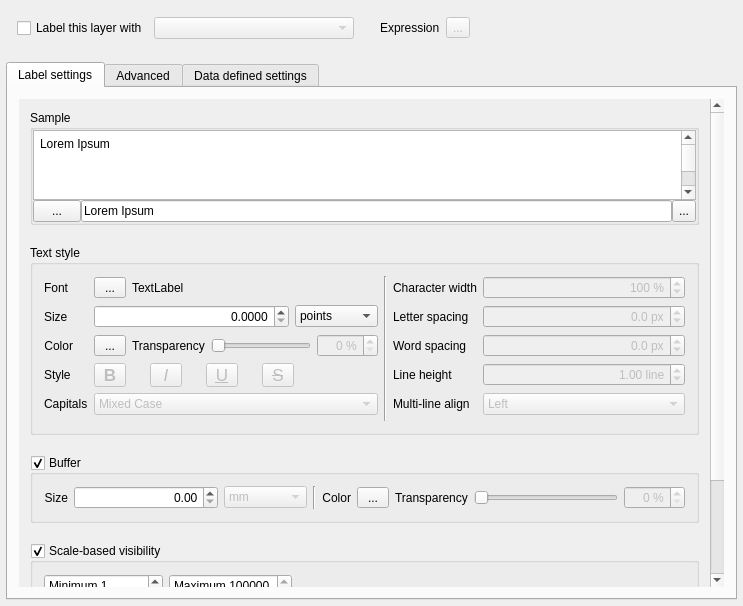
kadas-albireo/kadas-albireo, file src/ui/qgslabelingguibase.ui: the form before one commit.
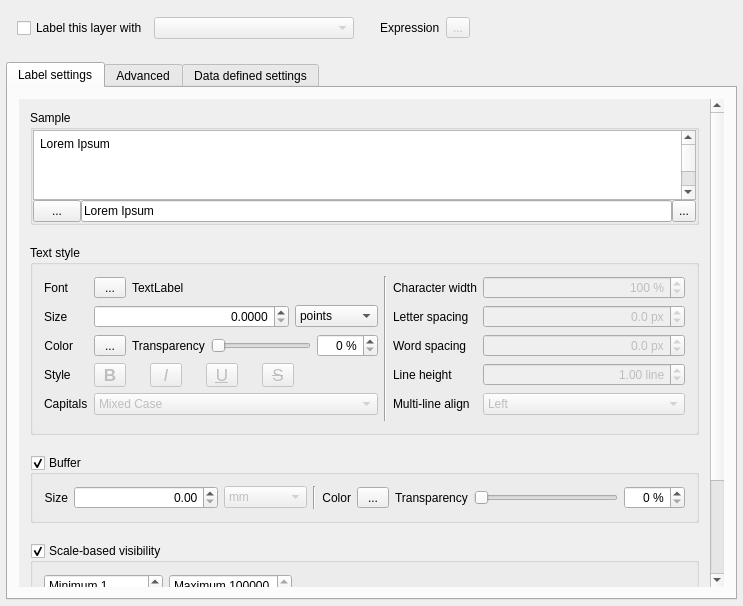
The form after the commit. Icons and pictures are not drawn. Custom widgets are drawn as their Qt base class.

```diff
--- a/src/ui/qgslabelingguibase.ui
+++ b/src/ui/qgslabelingguibase.ui
@@ -501,7 +501,7 @@
                  <item>
                   <widget class="QSpinBox" name="spinBox_2">
                    <property name="enabled">
-                    <bool>false</bool>
+                    <bool>true</bool>
                    </property>
                    <property name="alignment">
                     <set>Qt::AlignRight|Qt::AlignTrailing|Qt::AlignVCenter</set>
@@ -1034,7 +1034,7 @@
                    <item>
                     <widget class="QSpinBox" name="mFontTranspSpinBox">
                      <property name="enabled">
-                      <bool>false</bool>
+                      <bool>true</bool>
                      </property>
                      <property name="sizePolicy">
                       <sizepolicy hsizetype="Maximum" vsizetype="Fixed">
```
Left out of the diff: 14 changed lines with no effect on the pictures.
